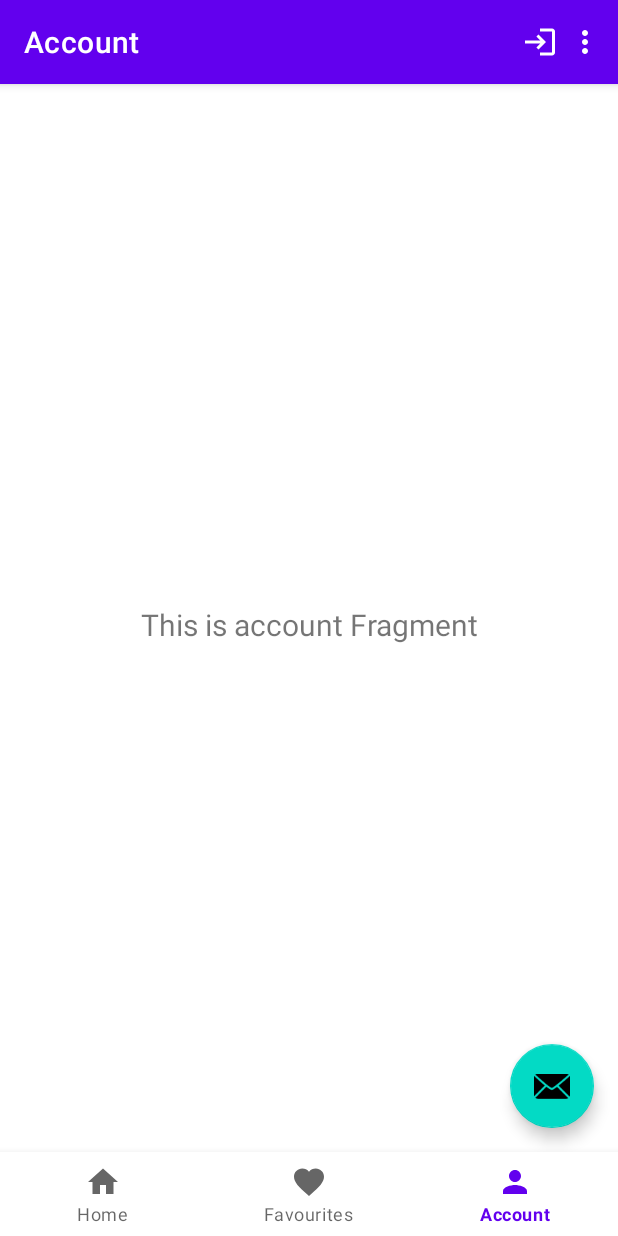
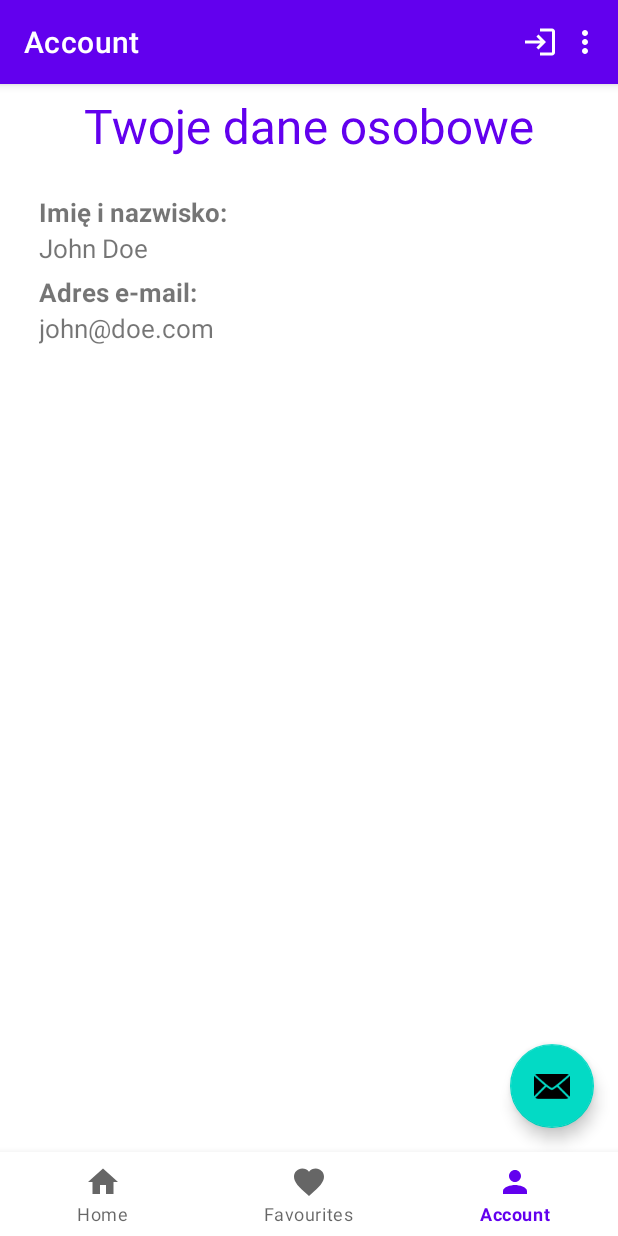
Before and after one commit to wdziwinska/OnlineShopApp_Frontend, an Android app: the screen it shows after launch (MainActivity), item 3 of the bottom bar chosen, on a phone screen of 412 x 824 dp. Run offline under Robolectric (Android 15) with nearby library versions, the phone set to English and light mode, and no system bars; our stand-ins replace navigation-ui; 1 statement that could not run was skipped.

Commit message:
Account page - example data

```diff
--- a/app/src/main/java/com/example/onlineshopapp_frontend/ui/account/AccountFragment.kt
+++ b/app/src/main/java/com/example/onlineshopapp_frontend/ui/account/AccountFragment.kt
@@ -7,6 +7,7 @@ import android.view.ViewGroup
 import android.widget.TextView
 import androidx.fragment.app.Fragment
 import androidx.lifecycle.ViewModelProvider
+import com.example.onlineshopapp_frontend.R
 import com.example.onlineshopapp_frontend.databinding.FragmentAccountBinding
 
 class AccountFragment : Fragment() {
@@ -28,11 +29,29 @@ class AccountFragment : Fragment() {
         _binding = FragmentAccountBinding.inflate(inflater, container, false)
         val root: View = binding.root
 
-        val textView: TextView = binding.textAccount
-        accountViewModel.text.observe(viewLifecycleOwner) {
-            textView.text = it
-        }
+//        val textView: TextView = binding.textAccount
+//        accountViewModel.text.observe(viewLifecycleOwner) {
+//            textView.text = it
+//        }
         return root
+    }
+
+    private lateinit var user: User
+
+    override fun onViewCreated(view: View, savedInstanceState: Bundle?) {
+        super.onViewCreated(view, savedInstanceState)
+
+        // Load user data
+        user = loadUser()
+
+        // Populate views
+        view.findViewById<TextView>(R.id.textName).text = "${user.firstName} ${user.lastName}"
+        view.findViewById<TextView>(R.id.textEmail).text = user.email
+    }
+
+    private fun loadUser(): User {
+        // Dummy data
+        return User("John", "Doe", "john@doe.com")
     }
 
     override fun onDestroyView() {
--- /dev/null
+++ b/app/src/main/java/com/example/onlineshopapp_frontend/ui/account/User.kt
@@ -0,0 +1,7 @@
+package com.example.onlineshopapp_frontend.ui.account
+
+data class User(
+    val firstName: String,
+    val lastName: String,
+    val email: String
+)
--- a/app/src/main/res/layout/fragment_account.xml
+++ b/app/src/main/res/layout/fragment_account.xml
@@ -5,6 +5,55 @@
     android:layout_width="match_parent"
     android:layout_height="match_parent"
     tools:context=".ui.account.AccountFragment">
+
+    <LinearLayout
+        android:layout_height="wrap_content"
+        android:layout_width="match_parent"
+        android:orientation="vertical"
+        android:layout_marginHorizontal="10dp"
+        tools:ignore="MissingConstraints">
+
+        <androidx.constraintlayout.utils.widget.MotionLabel
+            android:id="@+id/personalDataMotionLabel"
+            android:layout_width="match_parent"
+            android:layout_height="wrap_content"
+            android:layout_margin="10dp"
+            android:text="Twoje dane osobowe"
+            android:textAlignment="center"
+             />
+
+        <TextView
+            android:layout_width="wrap_content"
+            android:layout_height="wrap_content"
+            android:textStyle="bold"
+            android:textSize="17sp"
+            android:layout_marginTop="15dp"
+            android:text="Imię i nazwisko:"/>
+
+        <TextView
+            android:id="@+id/textName"
+            android:layout_width="match_parent"
+            android:layout_height="wrap_content"
+            android:textSize="17sp"
+
+            android:text="Full Name" />
+
+        <TextView
+            android:layout_width="wrap_content"
+            android:layout_height="wrap_content"
+            android:textStyle="bold"
+            android:textSize="17sp"
+            android:layout_marginTop="5dp"
+            android:text="Adres e-mail:"/>
+
+        <TextView
+            android:id="@+id/textEmail"
+            android:layout_width="match_parent"
+            android:layout_height="wrap_content"
+            android:text="E-mail address"
+            android:textSize="17sp" />
+
+    </LinearLayout>
 
     <TextView
         android:id="@+id/text_account"
```
